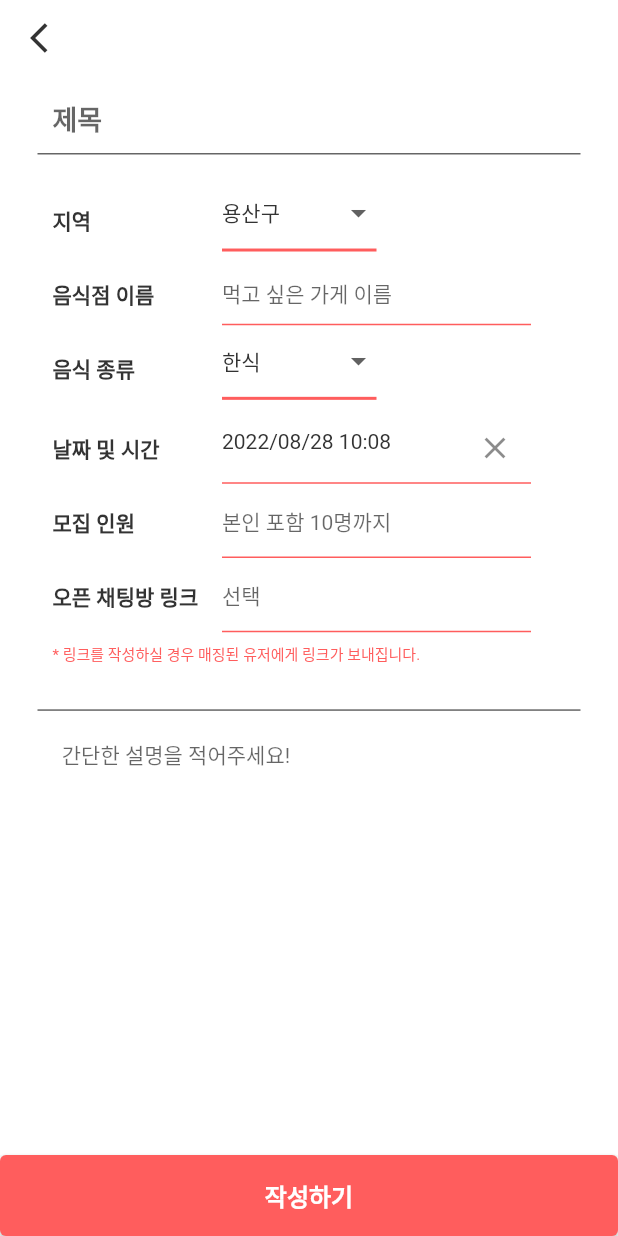
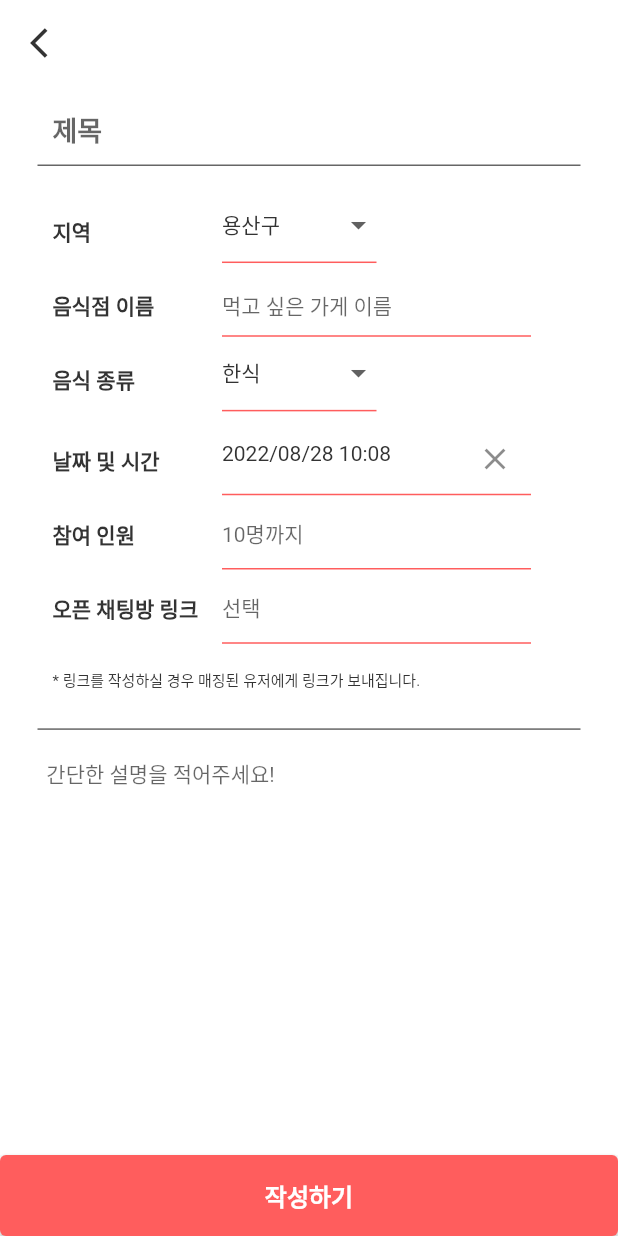
Before and after one commit to Sookmyung-Software-Hackathon/Team19_T4, a Flutter app: the screen it shows after launch, after a tap on the "add" icon, on a phone screen of 412 x 824 dp. Run offline on Flutter 3.47's test engine with Material 2 defaults, Android fonts, the phone set to English and light mode, and no system bars; drawn by our look-alikes of datetime_picker_formfield; our stand-ins replace dio, flutter_datetime_picker, flutter_rating_bar, flutter_svg, image_picker and 1 more; missing offline and left inert: dart:ffi; network calls fail; project files that could hold a hidden picture were left out.

Commit message:
디자인 일부 수정

```diff
--- a/practice-project-master/lib/mainBoard/createBoard.dart
+++ b/practice-project-master/lib/mainBoard/createBoard.dart
@@ -34,7 +34,7 @@ class _CreateBoardPageState extends State<CreateBoardPage> {
             child: Column(children: [
               Container(
                   padding: EdgeInsets.only(left: 20.0, right: 10.0),
-                  height: 50.0,
+                  height: MediaQuery.of(context).size.height*7/100,
                   child: Row(
                     mainAxisAlignment: MainAxisAlignment.start,
                     children: [
@@ -100,7 +100,7 @@ class _CreateBoardPageState extends State<CreateBoardPage> {
                           //   )
                           ),
                           padding: EdgeInsets.only(
-                              right: 10.0, left: 10.0, bottom: 30.0, top:5.0),
+                              right: 10.0, left: 10.0, bottom: 25.0, top:5.0),
                           child: Column(
                             children: [
                               Row(
@@ -134,7 +134,7 @@ class _CreateBoardPageState extends State<CreateBoardPage> {
                                         });
                                       },
                                       underline: Container(
-                                        height: 2,
+                                        height: 1,
                                         color: Color(greenColor),
                                       ),
                                       // underline: DropdownButtonHideUnderline(
@@ -224,7 +224,7 @@ class _CreateBoardPageState extends State<CreateBoardPage> {
                                           });
                                         },
                                         underline: Container(
-                                          height: 2,
+                                          height: 1,
                                           color: Color(greenColor),
                                         ),
                                         // underline: DropdownButtonHideUnderline(
@@ -305,7 +305,7 @@ class _CreateBoardPageState extends State<CreateBoardPage> {
                                         25 /
                                         100,
                                     child: Text(
-                                      '모집 인원',
+                                      '참여 인원',
                                       style: TextStyle(
                                         fontSize: 14.0,
                                         color: Color(0xff333333),
@@ -336,7 +336,7 @@ class _CreateBoardPageState extends State<CreateBoardPage> {
                                                 color: Color(greenColor),
                                               ),
                                             ),
-                                        hintText: "본인 포함 10명까지",
+                                        hintText: "10명까지",
                                         hintStyle: TextStyle(fontSize: 14.0)),
                                         style: TextStyle(fontSize: 14.0, color: Color(0xff333333)),
                                       ),),
@@ -386,11 +386,11 @@ class _CreateBoardPageState extends State<CreateBoardPage> {
                                       ),),
                                 ],
                               ),
-                              Padding(padding: EdgeInsets.only(bottom:5.0)),
+                              Padding(padding: EdgeInsets.only(bottom:15.0)),
                               Row(
                                 mainAxisAlignment: MainAxisAlignment.start,
                                 children: [
-                                Text("* 링크를 작성하실 경우 매징된 유저에게 링크가 보내집니다.", style: TextStyle(fontSize: 10.0, color: Color(greenColor)),)
+                                Text("* 링크를 작성하실 경우 매징된 유저에게 링크가 보내집니다.", style: TextStyle(fontSize: 10.0, color: Color(0xff333333)),)
 
                               ],)
                             ],
@@ -403,7 +403,7 @@ class _CreateBoardPageState extends State<CreateBoardPage> {
                             //     // color: Color(0xfff0f0f0),
                             //     border: Border.all(
                             //         width: 2, color: Color(greenColor))),
-                            width: MediaQuery.of(context).size.width * 80 / 100,
+                            width: MediaQuery.of(context).size.width * 85 / 100,
                             height: 150.0,
                             child: TextFormField(
                               controller: _title,
--- a/practice-project-master/lib/mainBoard/createReview.dart
+++ b/practice-project-master/lib/mainBoard/createReview.dart
@@ -21,7 +21,7 @@ class _CreateReviewPageState extends State<CreateReviewPage> {
               child: Column(children: [
                 Container(
                     padding: EdgeInsets.only(left: 20.0, right: 10.0),
-                    height: 50.0,
+                    height: MediaQuery.of(context).size.height*7/100,
                     child: Row(
                       mainAxisAlignment: MainAxisAlignment.start,
                       children: [
--- a/practice-project-master/lib/mainBoard/mainBoardPage.dart
+++ b/practice-project-master/lib/mainBoard/mainBoardPage.dart
@@ -46,13 +46,14 @@ class _MainBoardPageState extends State<MainBoardPage> {
   @override
   Widget build(BuildContext context) {
     return Scaffold(
-      body: SafeArea(
+      body: Container(
+        color: Color(0xffffffff),
+        child:SafeArea(
           child: Container(
-              color: Color(0xffffffff),
               child: Column(children: [
                 Container(
-                  padding: EdgeInsets.only(left: 10.0, right: 10.0),
-                  height: 50.0,
+                  padding: EdgeInsets.only(left: 20.0, right: 20.0),
+                  height: MediaQuery.of(context).size.height*7/100,
                   child: Row(
                     crossAxisAlignment: CrossAxisAlignment.center,
                     mainAxisAlignment: MainAxisAlignment.spaceBetween,
@@ -62,7 +63,7 @@ class _MainBoardPageState extends State<MainBoardPage> {
                         children: [
                           Container(
                             child: Icon(
-                              Icons.location_on_outlined,
+                              Icons.location_on_rounded,
                               color: Color(greenColor),
                               size: 32.0,
                             ),
@@ -113,7 +114,10 @@ class _MainBoardPageState extends State<MainBoardPage> {
                           )),
                           Container(
                               child: InkWell(
-                            onTap: () {},
+                            onTap: () {
+                              Navigator.push(
+                                  context, MaterialPageRoute(builder: (_) => MyPage()));
+                            },
                             child: Icon(
                               Icons.account_circle_outlined,
                               color: Color(greenColor),
@@ -129,7 +133,7 @@ class _MainBoardPageState extends State<MainBoardPage> {
                     child: SingleChildScrollView(
                   child: Container(
                       padding:
-                          EdgeInsets.only(left: 30.0, right: 30.0, top: 5.0),
+                          EdgeInsets.only(left: 30.0, right: 30.0, top: 5.0, bottom:30.0),
                       child: Column(
                         children: [
                           ...List.generate(
@@ -206,11 +210,16 @@ class _MainBoardPageState extends State<MainBoardPage> {
                                                           children: [
                                                             Icon(
                                                               Icons
-                                                                  .location_on_outlined,
+                                                                  .location_on_rounded,
                                                               color: Color(
                                                                   greenColor),
                                                               size: 20.0,
                                                             ),
+                                                            Padding(
+                                                                padding:
+                                                                EdgeInsets
+                                                                    .all(
+                                                                    2.0)),
                                                             Text('탕화쿵푸 숙대점',
                                                                 style: TextStyle(
                                                                     fontSize:
@@ -240,7 +249,7 @@ class _MainBoardPageState extends State<MainBoardPage> {
                                                                 padding:
                                                                     EdgeInsets
                                                                         .all(
-                                                                            2.0)),
+                                                                            2.5)),
                                                             Text(
                                                               '2022.08.28 13:00',
                                                               style: TextStyle(
@@ -282,7 +291,7 @@ class _MainBoardPageState extends State<MainBoardPage> {
                         ],
                       )),
                 )),
-              ]))),
+              ])))),
       floatingActionButton: FloatingActionButton(
         onPressed: () {
           Navigator.push(
```
Also changed, not shown: practice-project-master/lib/mainBoard/readBoard.dart (+10 -8 lines).
